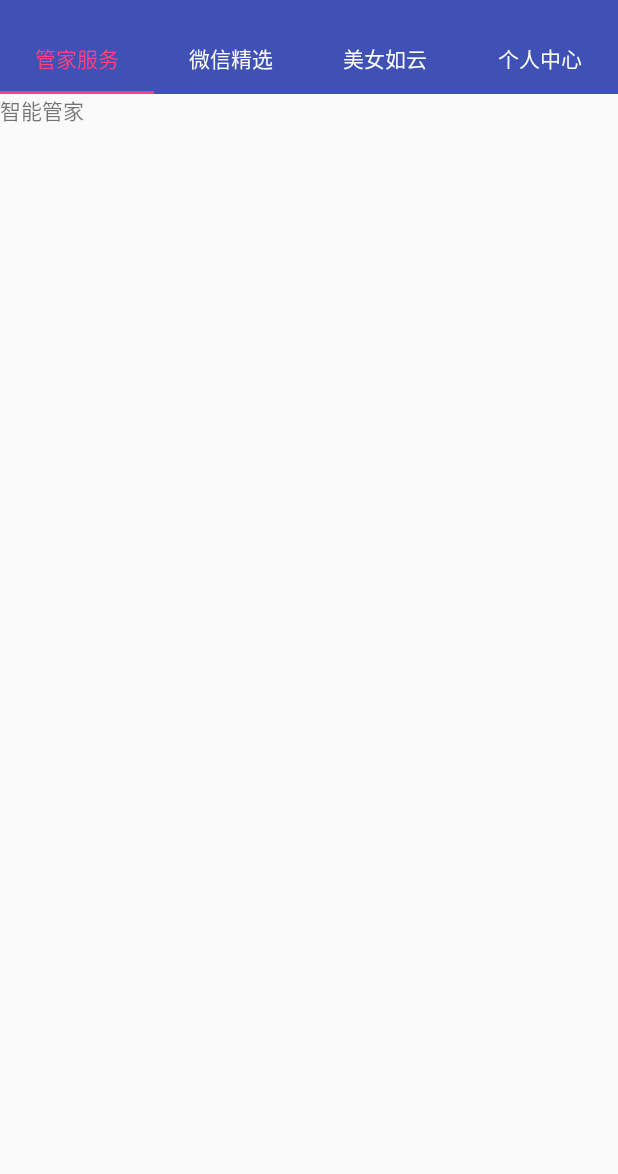
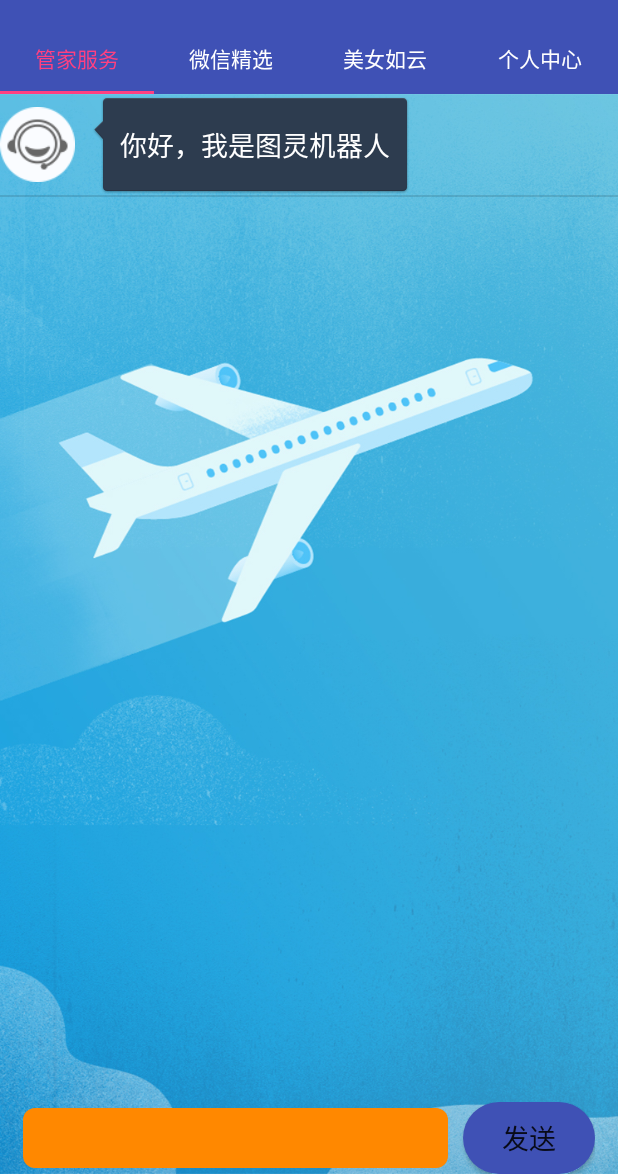
Before and after one commit to bigbanging/Life, an Android app: the ButlerFragment screen opened directly, with no data from a screen before it, on a phone screen of 412 x 824 dp, the part 62-1236 px from its top. Run offline under Robolectric (Android 15) with nearby library versions, the phone set to English and light mode, and no system bars; our stand-ins replace CircleImageView; libraries missing offline, so code that uses them is left out: cn.bmob.v3, com.kymjs.rxvolley, com.tencent.bugly; Roboto replaces fonts that are not available here; 5 statements that could not run were skipped.

Commit message:
基本完成机器人聊天功能

```diff
--- /dev/null
+++ b/app/src/main/java/com/gwl/life/adapter/ChatListAdapter.java
@@ -0,0 +1,121 @@
+package com.gwl.life.adapter;
+
+import android.content.Context;
+import android.view.LayoutInflater;
+import android.view.View;
+import android.view.ViewGroup;
+import android.widget.BaseAdapter;
+import android.widget.TextView;
+
+import com.gwl.life.R;
+import com.gwl.life.bean.ChatDataBean;
+
+import java.util.List;
+
+/**
+ * 项目名： Life
+ * 包名  ： com.gwl.life.adapter
+ * 文件名： ChatListAdapter
+ * 创建者： GWL
+ * 创建时间：2018/4/4 9:45
+ * 描述  ： 聊天适配器
+ */
+public class ChatListAdapter extends BaseAdapter {
+    public static final int CHAT_LEFT_CONTENT = 1;
+    public static final int CHAT_RIGHT_CONTENT = 2;
+
+    private Context context;
+    private List<ChatDataBean> chatDataBeanList;
+    //布局解析器
+    private LayoutInflater inflater;
+
+    public ChatListAdapter(Context context, List<ChatDataBean> chatDataBeanList) {
+        this.context = context;
+        this.chatDataBeanList = chatDataBeanList;
+        inflater = LayoutInflater.from(context);
+    }
+
+    @Override
+
+    public int getCount() {
+        return chatDataBeanList.size();
+    }
+
+    @Override
+    public Object getItem(int position) {
+        return chatDataBeanList.get(position);
+    }
+
+    @Override
+    public long getItemId(int position) {
+        return position;
+    }
+
+    @Override
+    public View getView(int position, View convertView, ViewGroup parent) {
+        ViewHolderLeft holderLeft = null;
+        ViewHolderRight holderRight = null;
+        int type = getItemViewType(position);
+        if (convertView == null) {
+            holderLeft = new ViewHolderLeft();
+            holderRight = new ViewHolderRight();
+            switch (type) {
+                case CHAT_LEFT_CONTENT:
+                    convertView = inflater.inflate(R.layout.chat_left, null);
+                    holderLeft.tv_chat_left_content = convertView.findViewById(R.id.tv_chat_left_content);
+                    convertView.setTag(holderLeft);
+                    break;
+                case CHAT_RIGHT_CONTENT:
+                    convertView = inflater.inflate(R.layout.chat_right, null);
+                    holderRight.tv_chat_right_content = convertView.findViewById(R.id.tv_chat_right_content);
+                    convertView.setTag(holderRight);
+                    break;
+                default:
+                    break;
+            }
+        } else switch (type) {
+            case CHAT_LEFT_CONTENT:
+                holderLeft = (ViewHolderLeft) convertView.getTag();
+                break;
+            case CHAT_RIGHT_CONTENT:
+                holderRight = (ViewHolderRight) convertView.getTag();
+                break;
+            default:
+                break;
+        }
+        //赋值
+        ChatDataBean chatDataBean = chatDataBeanList.get(position);
+        switch (type) {
+            case CHAT_LEFT_CONTENT:
+                holderLeft.tv_chat_left_content.setText(chatDataBean.getContent());
+                break;
+            case CHAT_RIGHT_CONTENT:
+                holderRight.tv_chat_right_content.setText(chatDataBean.getContent());
+                break;
+            default:
+                break;
+        }
+        return convertView;
+    }
+    //根据数据源的positiion来返回要显示的item
+
+    @Override
+    public int getItemViewType(int position) {
+        ChatDataBean chatDataBean = chatDataBeanList.get(position);
+        int type = chatDataBean.getType();
+        return type;
+    }
+
+    //返回所有的layout数据
+    @Override
+    public int getViewTypeCount() {
+        return 3;
+    }
+
+    private class ViewHolderLeft{
+        private TextView tv_chat_left_content;
+    }
+    private class ViewHolderRight{
+        private TextView tv_chat_right_content;
+    }
+}
--- /dev/null
+++ b/app/src/main/java/com/gwl/life/bean/ChatDataBean.java
@@ -0,0 +1,36 @@
+package com.gwl.life.bean;
+
+/**
+ * 项目名： Life
+ * 包名  ： com.gwl.life.bean
+ * 文件名： ChatDataBean
+ * 创建者： GWL
+ * 创建时间：2018/4/4 9:59
+ * 描述  ： 聊天数据的实体类
+ */
+public class ChatDataBean {
+    /**
+     * 判别聊天结果的类型 机器人应答 还是用户提问？
+     */
+    private int type;
+    /**
+     * 聊天的内容
+     */
+    private String content;
+
+    public int getType() {
+        return type;
+    }
+
+    public void setType(int type) {
+        this.type = type;
+    }
+
+    public String getContent() {
+        return content;
+    }
+
+    public void setContent(String content) {
+        this.content = content;
+    }
+}
--- a/app/src/main/java/com/gwl/life/fragment/ButlerFragment.java
+++ b/app/src/main/java/com/gwl/life/fragment/ButlerFragment.java
@@ -3,17 +3,43 @@ package com.gwl.life.fragment;
 
 import android.os.Bundle;
 import android.support.v4.app.Fragment;
+import android.text.TextUtils;
 import android.view.LayoutInflater;
 import android.view.View;
 import android.view.ViewGroup;
+import android.widget.Button;
+import android.widget.EditText;
+import android.widget.ListView;
+import android.widget.Toast;
 
 import com.gwl.life.R;
+import com.gwl.life.adapter.ChatListAdapter;
+import com.gwl.life.bean.ChatDataBean;
+import com.gwl.life.utils.L;
+import com.gwl.life.utils.StaticClass;
+import com.kymjs.rxvolley.RxVolley;
+import com.kymjs.rxvolley.client.HttpCallback;
+import com.kymjs.rxvolley.client.HttpParams;
+
+import org.json.JSONException;
+import org.json.JSONObject;
+
+import java.util.ArrayList;
+import java.util.List;
 
 /**
  * A simple {@link Fragment} subclass.
  */
-public class ButlerFragment extends Fragment {
+public class ButlerFragment extends Fragment implements View.OnClickListener {
 
+    //控件
+    private ListView lv_chat_content;
+    private EditText et_chat_content;
+    private Button btn_chat_send;
+    //数据源
+    private List<ChatDataBean> chatDataBeanList = new ArrayList<>();
+    //适配器
+    ChatListAdapter adapter = null;
 
     public ButlerFragment() {
         // Required empty public constructor
@@ -25,7 +51,91 @@ public class ButlerFragment extends Fragment {
                              Bundle savedInstanceState) {
         // Inflate the layout for this fragment
         View view =  inflater.inflate(R.layout.fragment_butler, container, false);
+        initView(view);
         return view;
     }
 
+    private void initView(View view) {
+        lv_chat_content = view.findViewById(R.id.lv_chat_content);
+        et_chat_content = view.findViewById(R.id.et_chat_content);
+        btn_chat_send = view.findViewById(R.id.btn_chat_send);
+        btn_chat_send.setOnClickListener(this);
+        adapter = new ChatListAdapter(getActivity(), chatDataBeanList);
+        lv_chat_content.setAdapter(adapter);
+        addLeftChatItem("你好，我是图灵机器人");
+    }
+
+    @Override
+    public void onClick(View v) {
+        /**
+         * 逻辑
+         * 1.获取输入框的内容
+         * 2.判断是否为空
+         * 3.判断长度不能大于150
+         * 4.清空当前的输入框
+         * 5.添加你输入的内容到right item
+         * 6.发送给机器人请求返回内容
+         * 7.拿到机器人的返回值之后添加在left item
+         */
+        //获取输入框的内容
+        String chat_content = et_chat_content.getText().toString();
+        if (!TextUtils.isEmpty(chat_content)) {
+            if (chat_content.length() > 150) {
+                Toast.makeText(getActivity(), "输入文本长度不能超过150", Toast.LENGTH_SHORT).show();
+            }else {
+                et_chat_content.setText("");
+                addRightChatItem(chat_content);
+                //发送给机器人请求返回数据
+                String url = "http://www.tuling123.com/openapi/api";
+                HttpParams params = new HttpParams();
+                params.put("key", StaticClass.TURING_ROBOT_APP_KEY);
+                params.put("info", chat_content);
+                RxVolley.post(url, params, new HttpCallback() {
+                    @Override
+                    public void onSuccess(String t) {
+                        super.onSuccess(t);
+                        L.i("机器人响应"+t);
+                        parseJson(t);
+                    }
+                });
+            }
+        } else {
+            Toast.makeText(getActivity(), "内容不能为空", Toast.LENGTH_SHORT).show();
+        }
+    }
+
+    private void parseJson(String robotRely) {
+        try {
+            JSONObject jsonObject = new JSONObject(robotRely);
+            String text = jsonObject.getString("text");
+            addLeftChatItem(text);
+        } catch (JSONException e) {
+            e.printStackTrace();
+        }
+    }
+
+    //机器人应答
+    private void addLeftChatItem(String leftContent) {
+        ChatDataBean chatData = new ChatDataBean();
+        chatData.setType(ChatListAdapter.CHAT_LEFT_CONTENT);
+        chatData.setContent(leftContent);
+        chatDataBeanList.add(chatData);
+        //通知adapter刷新
+        adapter.notifyDataSetChanged();
+        //滑动到底部
+        lv_chat_content.setSelection(lv_chat_content.getBottom());
+    }
+
+    //用户发送内容
+    private void addRightChatItem(String rightContent) {
+        ChatDataBean chatData = new ChatDataBean();
+        chatData.setType(ChatListAdapter.CHAT_RIGHT_CONTENT);
+        chatData.setContent(rightContent);
+        chatDataBeanList.add(chatData);
+        //通知adapter刷新
+        adapter.notifyDataSetChanged();
+        //滑动到底部
+        lv_chat_content.setSelection(lv_chat_content.getBottom());
+    }
+
 }
--- a/app/src/main/java/com/gwl/life/utils/StaticClass.java
+++ b/app/src/main/java/com/gwl/life/utils/StaticClass.java
@@ -17,4 +17,6 @@ public class StaticClass {
     public static final String JUHE_LOGISTIC_APP_KEY = "f6841d7bbf7336ce1379785442b0d01f";
     //手机归属地
     public static final String JUHE_PHONE_APP_KEY = "b3f0959e9cd869a840c3f7b91c1d1f23";
+    //图灵机器人 智能管家的问答机器人
+    public static final String TURING_ROBOT_APP_KEY = "dda201d154d34b249117104cacc02675";
 }
--- /dev/null
+++ b/app/src/main/res/layout/chat_left.xml
@@ -0,0 +1,24 @@
+<?xml version="1.0" encoding="utf-8"?>
+<LinearLayout xmlns:android="http://schemas.android.com/apk/res/android"
+    android:layout_width="match_parent"
+    android:layout_height="match_parent"
+    android:orientation="horizontal"
+    android:gravity="center_vertical"
+    android:layout_marginLeft="5dp">
+
+    <ImageView
+        android:layout_width="50dp"
+        android:layout_height="50dp"
+        android:src="@drawable/assistant"/>
+    <TextView
+        android:id="@+id/tv_chat_left_content"
+        android:layout_width="wrap_content"
+        android:layout_height="wrap_content"
+        android:background="@drawable/chat_bg_cloud"
+        android:layout_marginLeft="10dp"
+        android:padding="20dp"
+        android:text="左边"
+        android:textColor="@color/white"
+        android:textSize="18sp"
+        android:gravity="center_vertical"/>
+</LinearLayout>
--- a/app/src/main/res/layout/fragment_butler.xml
+++ b/app/src/main/res/layout/fragment_butler.xml
@@ -1,13 +1,39 @@
-<FrameLayout xmlns:android="http://schemas.android.com/apk/res/android"
+<LinearLayout xmlns:android="http://schemas.android.com/apk/res/android"
     xmlns:tools="http://schemas.android.com/tools"
     android:layout_width="match_parent"
     android:layout_height="match_parent"
+    android:background="@drawable/butler_bg"
+    android:orientation="vertical"
     tools:context="com.gwl.life.fragment.ButlerFragment">
+    <ListView
+        android:id="@+id/lv_chat_content"
+        android:layout_width="match_parent"
+        android:layout_height="0dp"
+        android:layout_weight="1"
+        android:dividerHeight="0dip"
+        android:scrollbars="none"/>
+    <LinearLayout
+        android:layout_width="match_parent"
+        android:layout_height="wrap_content"
+        android:gravity="center_vertical"
+        android:orientation="horizontal"
+        android:layout_marginLeft="15dp"
+        android:layout_marginRight="15dp">
+        <EditText
+            android:id="@+id/et_chat_content"
+            android:layout_width="0dp"
+            android:layout_weight="1"
+            android:layout_height="40dp"
+            android:background="@drawable/edit_bg"
+            android:paddingLeft="10dp"/>
+        <Button
+            android:id="@+id/btn_chat_send"
+            android:layout_width="wrap_content"
+            android:layout_height="wrap_content"
+            android:text="发送"
+            android:textSize="18sp"
+            android:background="@drawable/button_bg"
+            android:layout_marginLeft="10dp"/>
+    </LinearLayout>
 
-    <!-- TODO: Update blank fragment layout -->
-    <TextView
-        android:layout_width="match_parent"
-        android:layout_height="match_parent"
-        android:text="智能管家" />
-
-</FrameLayout>
+</LinearLayout>
```
Also changed, not shown: app/src/main/java/com/gwl/life/ui/AttributiveInquiryActivity.java (+5 -4 lines), app/src/main/res/layout/chat_right.xml (added, +23 -0 lines), app/src/main/res/drawable-hdpi/assistant.png (added), app/src/main/res/drawable-hdpi/butler_bg.jpg (added), app/src/main/res/drawable-hdpi/chat_bg_cloud.9.png (added), app/src/main/res/drawable-hdpi/chat_bg_user.9.png (added).
